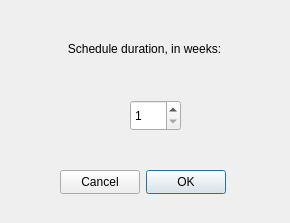
Qt form qtfolder/MealPlanner/createplan_length.ui (NoorA0/MealPlanner) before a commit.
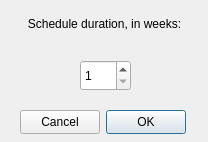
The same form after that commit.

Commit message: minor changes to window layout

```diff
--- a/qtfolder/MealPlanner/createplan_length.ui
+++ b/qtfolder/MealPlanner/createplan_length.ui
@@ -6,8 +6,8 @@
    <rect>
     <x>0</x>
     <y>0</y>
-    <width>290</width>
-    <height>223</height>
+    <width>208</width>
+    <height>142</height>
    </rect>
   </property>
   <property name="windowTitle">
@@ -16,8 +16,8 @@
   <widget class="QPushButton" name="pushButton">
    <property name="geometry">
     <rect>
-     <x>146</x>
-     <y>170</y>
+     <x>106</x>
+     <y>110</y>
      <width>80</width>
      <height>24</height>
     </rect>
@@ -31,8 +31,8 @@
     <rect>
      <x>19</x>
      <y>9</y>
-     <width>251</width>
-     <height>81</height>
+     <width>171</width>
+     <height>31</height>
     </rect>
    </property>
    <property name="text">
@@ -42,8 +42,8 @@
   <widget class="QPushButton" name="pushButton_2">
    <property name="geometry">
     <rect>
-     <x>60</x>
-     <y>170</y>
+     <x>20</x>
+     <y>110</y>
      <width>80</width>
      <height>24</height>
     </rect>
@@ -55,8 +55,8 @@
   <widget class="QSpinBox" name="spinBox">
    <property name="geometry">
     <rect>
-     <x>130</x>
-     <y>100</y>
+     <x>80</x>
+     <y>60</y>
      <width>51</width>
      <height>31</height>
     </rect>
```
The commit also changes 2 other files.
